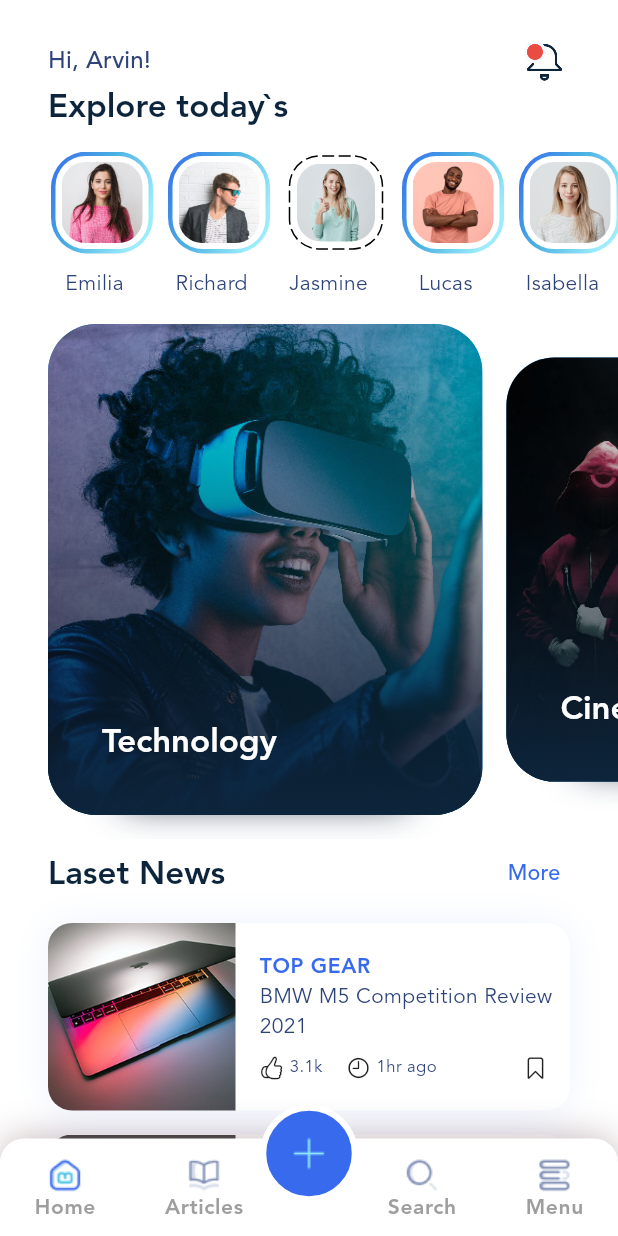
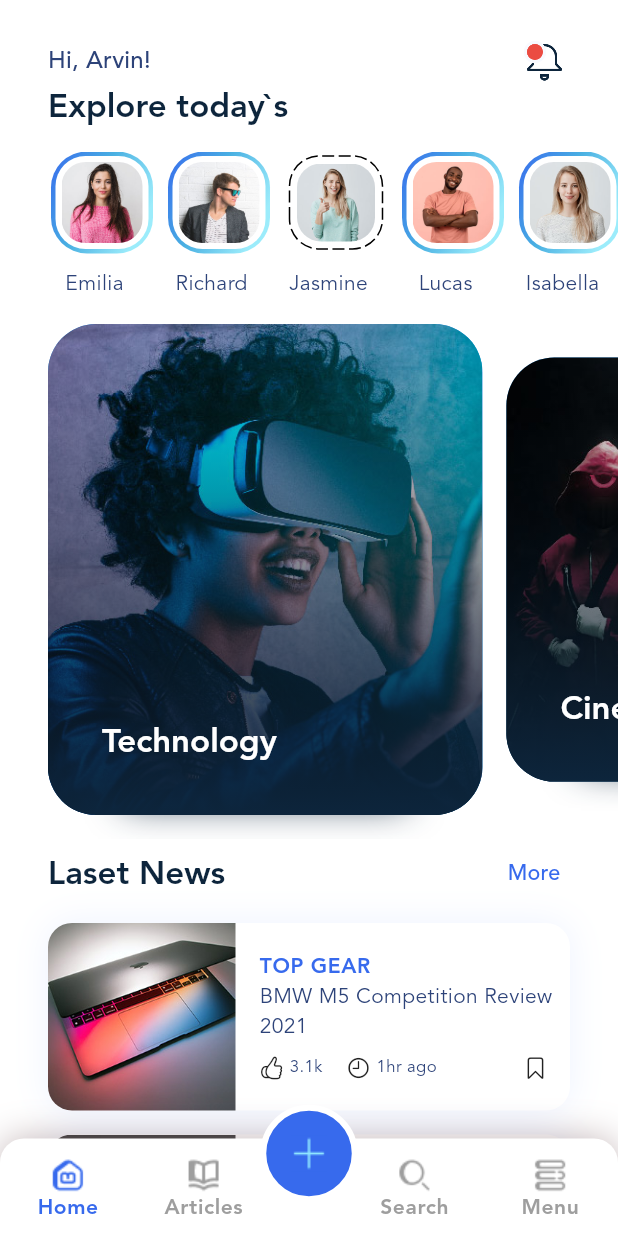
Before and after one commit to rvicode/blog_app, a Flutter app: the screen it shows after launch, on a phone screen of 412 x 824 dp. Run offline on Flutter 3.47's test engine with Material 3 defaults, Android fonts, the phone set to English and light mode, and no system bars; drawn by our look-alikes of dotted_border; our stand-ins replace flutter_svg, smooth_page_indicator.

Commit message:
edit bottom_navigation_widget file

```diff
--- a/lib/widgets/bottom_navigation_widget.dart
+++ b/lib/widgets/bottom_navigation_widget.dart
@@ -1,8 +1,12 @@
 import 'package:blog_app/gen/assets.gen.dart';
+import 'package:blog_app/main.dart';
 import 'package:flutter/material.dart';
 
 class BottomNavigation extends StatelessWidget {
-  const BottomNavigation({super.key});
+  final Function(int index) onTap;
+  final int selectedIndex;
+  const BottomNavigation(
+      {super.key, required this.onTap, required this.selectedIndex});
 
   @override
   Widget build(BuildContext context) {
@@ -26,7 +30,7 @@ class BottomNavigation extends StatelessWidget {
                   borderRadius: const BorderRadius.only(
                       topRight: Radius.circular(16),
                       topLeft: Radius.circular(16))),
-              child: const Padding(
+              child: Padding(
                 padding: EdgeInsets.only(top: 12),
                 child: Row(
                   mainAxisAlignment: MainAxisAlignment.spaceAround,
@@ -35,24 +39,40 @@ class BottomNavigation extends StatelessWidget {
                       iconFileName: 'Home.png',
                       activeiconFileName: 'Home.png',
                       title: 'Home',
+                      onTap: () {
+                        onTap(homeIndex);
+                      },
+                      isActive: selectedIndex == homeIndex,
                     ),
                     BottomNavigationItem(
                       iconFileName: 'Articles.png',
                       activeiconFileName: 'Articles.png',
                       title: 'Articles',
+                      onTap: () {
+                        onTap(articleIndex);
+                      },
+                      isActive: selectedIndex == articleIndex,
                     ),
-                    SizedBox(
-                      width: 4,
+                    const SizedBox(
+                      width: 50,
                     ),
                     BottomNavigationItem(
                       iconFileName: 'Search.png',
                       activeiconFileName: 'Search.png',
                       title: 'Search',
+                      onTap: () {
+                        onTap(searchIndex);
+                      },
+                      isActive: selectedIndex == searchIndex,
                     ),
                     BottomNavigationItem(
                       iconFileName: 'Menu.png',
                       activeiconFileName: 'Menu.png',
                       title: 'Menu',
+                      onTap: () {
+                        onTap(profileIndex);
+                      },
+                      isActive: selectedIndex == profileIndex,
                     ),
                   ],
                 ),
@@ -80,22 +100,36 @@ class BottomNavigationItem extends StatelessWidget {
   final String iconFileName;
   final String activeiconFileName;
   final String title;
-  const BottomNavigationItem({super.key,
+  final Function() onTap;
+  final bool isActive;
+  const BottomNavigationItem({
+    super.key,
     required this.iconFileName,
     required this.activeiconFileName,
     required this.title,
+    required this.onTap,
+    required this.isActive,
   });
 
   @override
   Widget build(BuildContext context) {
-    final textTheme = Theme.of(context).textTheme;
-    return Column(
-      children: [
-        Image.asset(
-          'assets/img/icons/$iconFileName',
+    final themeData = Theme.of(context);
+    return Expanded(
+      child: InkWell(
+        onTap: onTap,
+        child: Column(
+          children: [
+            Image.asset(
+              'assets/img/icons/$iconFileName',
+              color: isActive?themeData.colorScheme.primary:Colors.grey,
+            ),
+            Text(title,
+                style: themeData.textTheme.bodySmall!.apply(
+                    color:
+                        isActive ? themeData.colorScheme.primary : Colors.grey))
+          ],
         ),
-        Text(title, style: textTheme.bodySmall!.apply(color: Colors.grey))
-      ],
+      ),
     );
   }
 }
```
